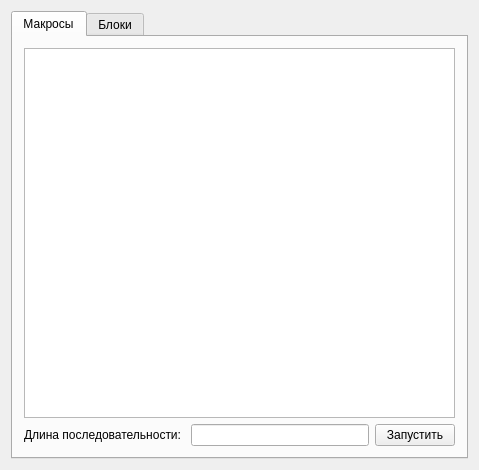
Before: the Qt Designer form ui/src/Widget.ui in marianelia/masters_degree_diploma, drawn with Qt 5.
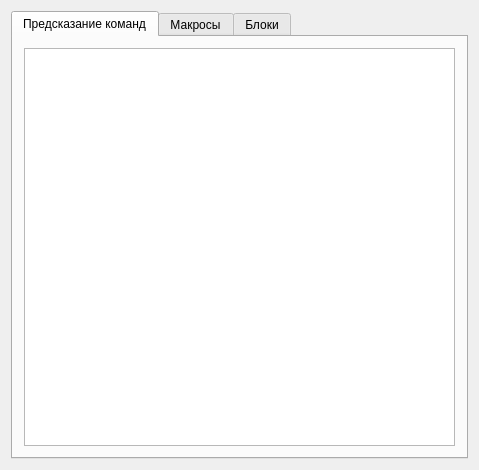
After: the same form once the commit is applied.

What changed in the file:
```diff
--- a/ui/src/Widget.ui
+++ b/ui/src/Widget.ui
@@ -25,6 +25,26 @@
      <property name="currentIndex">
       <number>0</number>
      </property>
+		<widget class="QWidget" name="predictTab">
+			<property name="sizePolicy">
+				<sizepolicy hsizetype="Expanding" vsizetype="Expanding">
+					<horstretch>0</horstretch>
+					<verstretch>0</verstretch>
+				</sizepolicy>
+			</property>
+			<attribute name="title">
+				<string>Предсказание команд</string>
+			</attribute>
+			<layout class="QVBoxLayout" name="verticalLayout_10">
+				<item>
+					<layout class="QVBoxLayout" name="verticalLayout_11">
+						<item>
+							<widget class="QListWidget" name="insightList1"/>
+						</item>
+					</layout>
+				</item>
+			</layout>
+		</widget>
      <widget class="QWidget" name="macrosTab">
       <property name="sizePolicy">
        <sizepolicy hsizetype="Expanding" vsizetype="Expanding">
```
